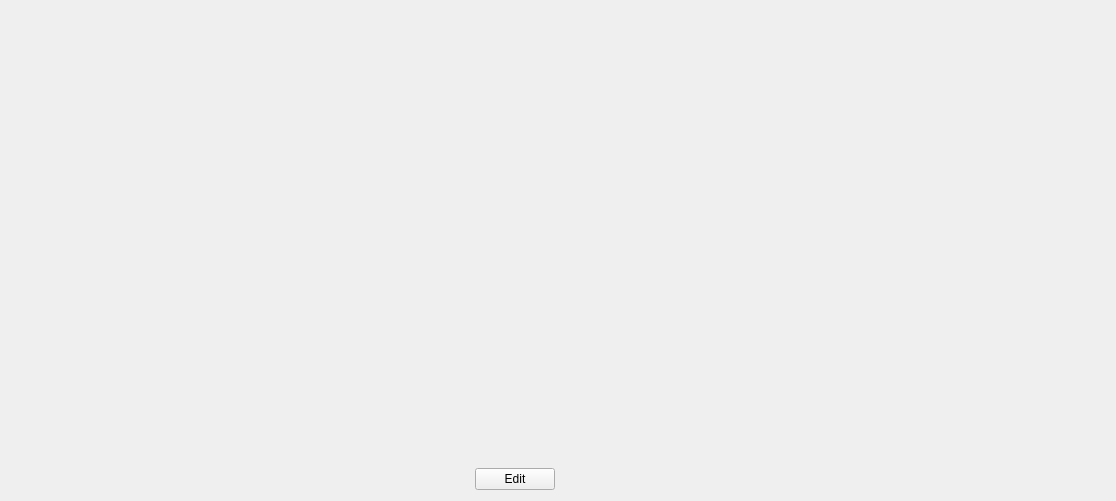
This is src/AnyWave/Epoch/AwAverageItemWidget.ui in HIP-infrastructure/anywave-code as Qt 5 draws it before an edit. The edited form follows.
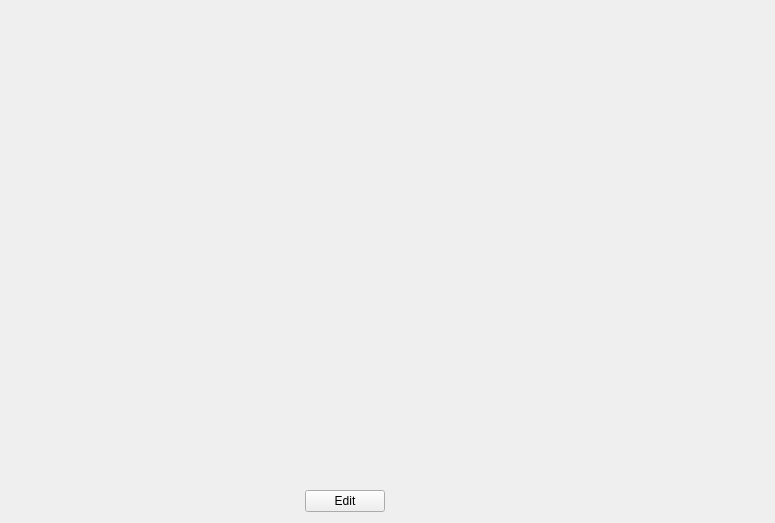
This is the edited form.

What changed in the file:
```diff
--- a/src/AnyWave/Epoch/AwAverageItemWidget.ui
+++ b/src/AnyWave/Epoch/AwAverageItemWidget.ui
@@ -6,8 +6,8 @@
    <rect>
     <x>0</x>
     <y>0</y>
-    <width>1116</width>
-    <height>501</height>
+    <width>775</width>
+    <height>523</height>
    </rect>
   </property>
   <property name="windowTitle">
```
